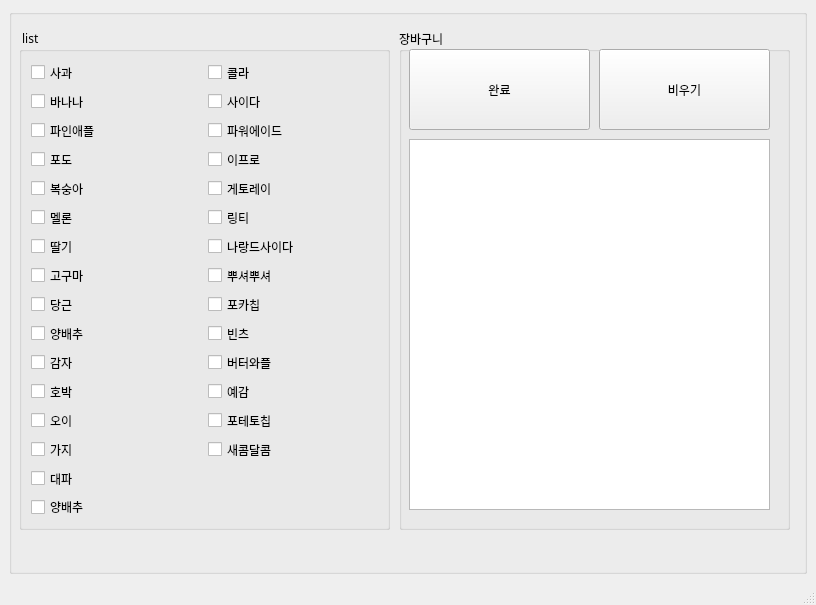
Above: UI_Multibot.ui from sarang9812/Multibot_UI_py before the change. Below: the same form after it.
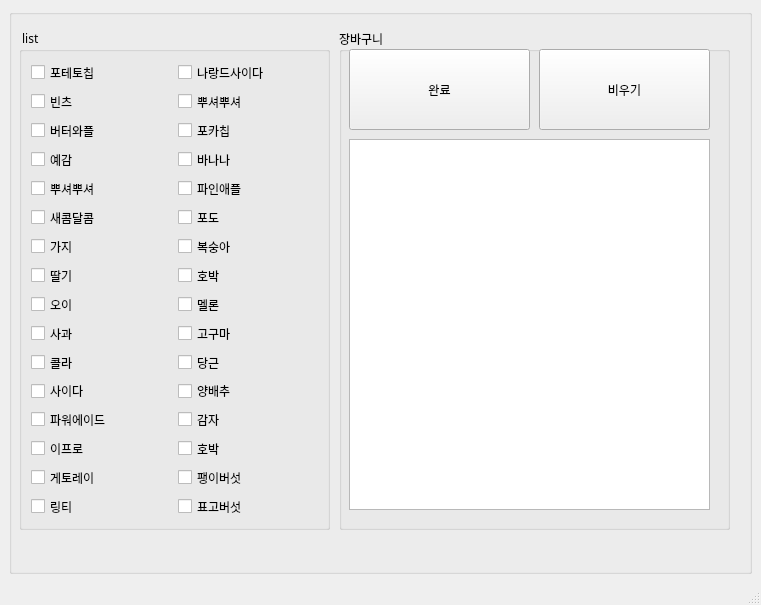
That is the form after the change.

Patch:
```diff
--- a/UI_Multibot.ui
+++ b/UI_Multibot.ui
@@ -6,7 +6,7 @@
    <rect>
     <x>0</x>
     <y>0</y>
-    <width>816</width>
+    <width>761</width>
     <height>605</height>
    </rect>
   </property>
@@ -38,7 +38,7 @@
         <rect>
          <x>10</x>
          <y>20</y>
-         <width>371</width>
+         <width>311</width>
          <height>501</height>
         </rect>
        </property>
@@ -54,213 +54,227 @@
         <string> list</string>
        </property>
        <layout class="QGridLayout" name="gridLayout_2">
-        <item row="12" column="1">
-         <widget class="QCheckBox" name="checkBox_1">
+        <item row="11" column="0">
+         <widget class="QCheckBox" name="checkBox_9">
           <property name="text">
-           <string>포테토칩</string>
+           <string>오이</string>
           </property>
          </widget>
         </item>
-        <item row="8" column="1">
-         <widget class="QCheckBox" name="checkBox_19">
+        <item row="9" column="0">
+         <widget class="QCheckBox" name="checkBox_7">
           <property name="text">
-           <string>포카칩</string>
+           <string>가지</string>
           </property>
          </widget>
         </item>
         <item row="2" column="0">
-         <widget class="QCheckBox" name="checkBox_21">
+         <widget class="QCheckBox" name="checkBox_3">
           <property name="text">
-           <string>파인애플</string>
-          </property>
-         </widget>
-        </item>
-        <item row="11" column="1">
-         <widget class="QCheckBox" name="checkBox_4">
-          <property name="text">
-           <string>예감</string>
+           <string>버터와플</string>
           </property>
          </widget>
         </item>
         <item row="10" column="0">
-         <widget class="QCheckBox" name="checkBox_29">
+         <widget class="QCheckBox" name="checkBox_8">
           <property name="text">
-           <string>감자</string>
+           <string>딸기</string>
           </property>
          </widget>
         </item>
-        <item row="9" column="0">
-         <widget class="QCheckBox" name="checkBox_28">
+        <item row="18" column="0">
+         <widget class="QCheckBox" name="checkBox_15">
           <property name="text">
-           <string>양배추</string>
+           <string>게토레이</string>
+          </property>
+         </widget>
+        </item>
+        <item row="1" column="1">
+         <widget class="QCheckBox" name="checkBox_18">
+          <property name="text">
+           <string>뿌셔뿌셔</string>
           </property>
          </widget>
         </item>
         <item row="1" column="0">
-         <widget class="QCheckBox" name="checkBox_20">
-          <property name="text">
-           <string>바나나</string>
-          </property>
-         </widget>
-        </item>
-        <item row="9" column="1">
          <widget class="QCheckBox" name="checkBox_2">
           <property name="text">
            <string>빈츠</string>
           </property>
          </widget>
         </item>
-        <item row="7" column="1">
-         <widget class="QCheckBox" name="checkBox_18">
+        <item row="0" column="0">
+         <widget class="QCheckBox" name="checkBox_1">
           <property name="text">
-           <string>뿌셔뿌셔</string>
+           <string>포테토칩</string>
+          </property>
+         </widget>
+        </item>
+        <item row="13" column="1">
+         <widget class="QCheckBox" name="checkBox_26">
+          <property name="text">
+           <string>고구마</string>
+          </property>
+         </widget>
+        </item>
+        <item row="15" column="0">
+         <widget class="QCheckBox" name="checkBox_12">
+          <property name="text">
+           <string>사이다</string>
           </property>
          </widget>
         </item>
         <item row="13" column="0">
-         <widget class="QCheckBox" name="checkBox_7">
+         <widget class="QCheckBox" name="checkBox_10">
           <property name="text">
-           <string>가지</string>
+           <string>사과 </string>
           </property>
          </widget>
         </item>
-        <item row="5" column="0">
-         <widget class="QCheckBox" name="checkBox_25">
+        <item row="0" column="1">
+         <widget class="QCheckBox" name="checkBox_17">
           <property name="text">
-           <string>멜론</string>
+           <string>나랑드사이다</string>
           </property>
          </widget>
         </item>
-        <item row="3" column="1">
+        <item row="17" column="0">
          <widget class="QCheckBox" name="checkBox_14">
           <property name="text">
            <string>이프로</string>
           </property>
          </widget>
         </item>
+        <item row="14" column="0">
+         <widget class="QCheckBox" name="checkBox_11">
+          <property name="text">
+           <string>콜라</string>
+          </property>
+         </widget>
+        </item>
+        <item row="5" column="1">
+         <widget class="QCheckBox" name="checkBox_20">
+          <property name="text">
+           <string>바나나</string>
+          </property>
+         </widget>
+        </item>
         <item row="2" column="1">
+         <widget class="QCheckBox" name="checkBox_19">
+          <property name="text">
+           <string>포카칩</string>
+          </property>
+         </widget>
+        </item>
+        <item row="7" column="0">
+         <widget class="QCheckBox" name="checkBox_6">
+          <property name="text">
+           <string>새콤달콤</string>
+          </property>
+         </widget>
+        </item>
+        <item row="6" column="1">
+         <widget class="QCheckBox" name="checkBox_21">
+          <property name="text">
+           <string>파인애플</string>
+          </property>
+         </widget>
+        </item>
+        <item row="5" column="0">
+         <widget class="QCheckBox" name="checkBox_4">
+          <property name="text">
+           <string>예감</string>
+          </property>
+         </widget>
+        </item>
+        <item row="6" column="0">
+         <widget class="QCheckBox" name="checkBox_5">
+          <property name="text">
+           <string>뿌셔뿌셔</string>
+          </property>
+         </widget>
+        </item>
+        <item row="16" column="0">
          <widget class="QCheckBox" name="checkBox_13">
           <property name="text">
            <string>파워에이드</string>
           </property>
          </widget>
         </item>
-        <item row="3" column="0">
+        <item row="19" column="0">
+         <widget class="QCheckBox" name="checkBox_16">
+          <property name="text">
+           <string>링티</string>
+          </property>
+         </widget>
+        </item>
+        <item row="9" column="1">
+         <widget class="QCheckBox" name="checkBox_23">
+          <property name="text">
+           <string>복숭아</string>
+          </property>
+         </widget>
+        </item>
+        <item row="7" column="1">
          <widget class="QCheckBox" name="checkBox_22">
           <property name="text">
            <string>포도</string>
           </property>
          </widget>
         </item>
-        <item row="1" column="1">
-         <widget class="QCheckBox" name="checkBox_12">
+        <item row="10" column="1">
+         <widget class="QCheckBox" name="checkBox_24">
           <property name="text">
-           <string>사이다</string>
+           <string>호박</string>
           </property>
          </widget>
         </item>
-        <item row="12" column="0">
-         <widget class="QCheckBox" name="checkBox_9">
+        <item row="11" column="1">
+         <widget class="QCheckBox" name="checkBox_25">
           <property name="text">
-           <string>오이</string>
+           <string>멜론</string>
           </property>
          </widget>
         </item>
-        <item row="8" column="0">
+        <item row="14" column="1">
          <widget class="QCheckBox" name="checkBox_27">
           <property name="text">
            <string>당근</string>
           </property>
          </widget>
         </item>
-        <item row="7" column="0">
-         <widget class="QCheckBox" name="checkBox_26">
+        <item row="15" column="1">
+         <widget class="QCheckBox" name="checkBox_28">
           <property name="text">
-           <string>고구마</string>
+           <string>양배추</string>
           </property>
          </widget>
         </item>
-        <item row="4" column="1">
-         <widget class="QCheckBox" name="checkBox_15">
+        <item row="16" column="1">
+         <widget class="QCheckBox" name="checkBox_29">
           <property name="text">
-           <string>게토레이</string>
+           <string>감자</string>
           </property>
          </widget>
         </item>
-        <item row="10" column="1">
+        <item row="17" column="1">
          <widget class="QCheckBox" name="checkBox_30">
           <property name="text">
-           <string>버터와플</string>
-          </property>
-         </widget>
-        </item>
-        <item row="11" column="0">
-         <widget class="QCheckBox" name="checkBox_24">
-          <property name="text">
            <string>호박</string>
           </property>
          </widget>
         </item>
-        <item row="0" column="0">
-         <widget class="QCheckBox" name="checkBox_10">
+        <item row="18" column="1">
+         <widget class="QCheckBox" name="checkBox_31">
           <property name="text">
-           <string>사과 </string>
+           <string>팽이버섯</string>
           </property>
          </widget>
         </item>
-        <item row="15" column="0">
-         <widget class="QCheckBox" name="checkBox_3">
+        <item row="19" column="1">
+         <widget class="QCheckBox" name="checkBox_32">
           <property name="text">
-           <string>양배추</string>
-          </property>
-         </widget>
-        </item>
-        <item row="14" column="0">
-         <widget class="QCheckBox" name="checkBox_5">
-          <property name="text">
-           <string>대파</string>
-          </property>
-         </widget>
-        </item>
-        <item row="13" column="1">
-         <widget class="QCheckBox" name="checkBox_6">
-          <property name="text">
-           <string>새콤달콤</string>
-          </property>
-         </widget>
-        </item>
-        <item row="4" column="0">
-         <widget class="QCheckBox" name="checkBox_23">
-          <property name="text">
-           <string>복숭아</string>
-          </property>
-         </widget>
-        </item>
-        <item row="6" column="0">
-         <widget class="QCheckBox" name="checkBox_8">
-          <property name="text">
-           <string>딸기</string>
-          </property>
-         </widget>
-        </item>
-        <item row="6" column="1">
-         <widget class="QCheckBox" name="checkBox_17">
-          <property name="text">
-           <string>나랑드사이다</string>
-          </property>
-         </widget>
-        </item>
-        <item row="5" column="1">
-         <widget class="QCheckBox" name="checkBox_16">
-          <property name="text">
-           <string>링티</string>
-          </property>
-         </widget>
-        </item>
-        <item row="0" column="1">
-         <widget class="QCheckBox" name="checkBox_11">
-          <property name="text">
-           <string>콜라</string>
+           <string>표고버섯</string>
           </property>
          </widget>
         </item>
@@ -269,7 +283,7 @@
       <widget class="QGroupBox" name="groupBox_top">
        <property name="geometry">
         <rect>
-         <x>390</x>
+         <x>330</x>
          <y>20</y>
          <width>391</width>
          <height>501</height>
```
Left out of the diff: 2 changed lines with no effect on the pictures.
